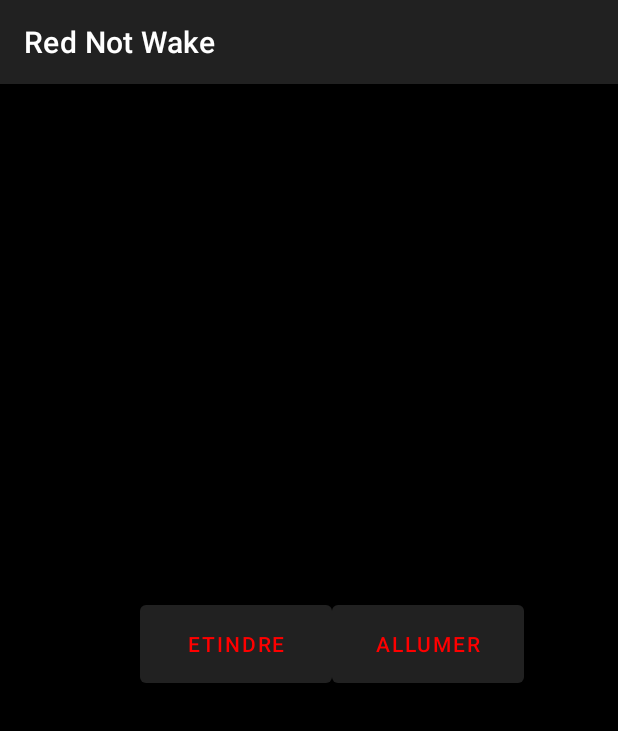
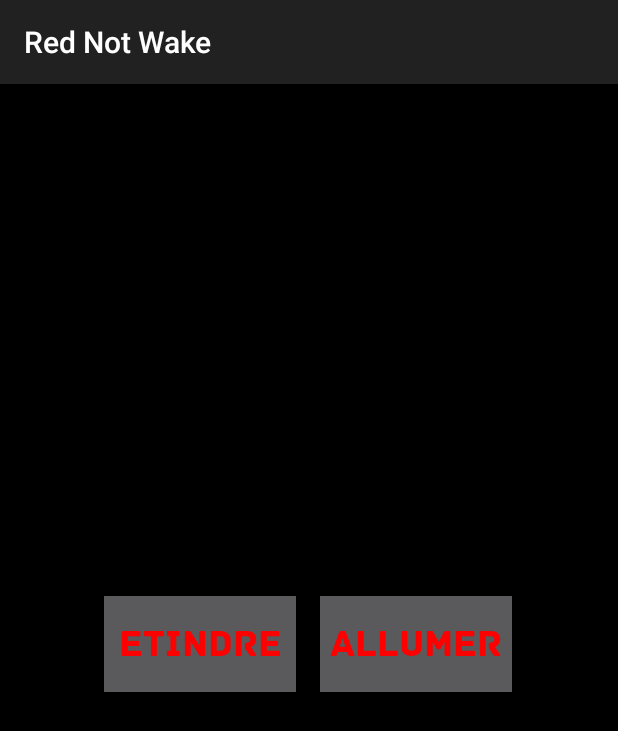
Before and after one commit to RedWillDev/RedNotWake, an Android app: the screen it shows after launch (MainActivity), after a tap on "ALLUMER", on a phone screen of 412 x 824 dp. Shown: the top 731 px of the screen. Run offline under Robolectric (Android 15) with nearby library versions, the phone set to English and light mode, and no system bars.

Commit message:
Change Theme

```diff
--- a/app/src/main/java/com/example/first_app/MainActivity.kt
+++ b/app/src/main/java/com/example/first_app/MainActivity.kt
@@ -31,7 +31,7 @@ class MainActivity : AppCompatActivity() {
         sendUDP("TurnOff")
     }
 
-    fun TurnOn(view: android.view.View) {
+    fun TurnOn(view: View) {
         sendUDP("TurnON")
     }
 }
--- a/app/src/main/res/layout/activity_main.xml
+++ b/app/src/main/res/layout/activity_main.xml
@@ -12,30 +12,35 @@
         android:id="@+id/button_on"
         android:layout_width="128sp"
         android:layout_height="64sp"
+        android:background="@color/grey"
+        android:gravity="center"
         android:onClick="TurnOn"
         android:text="@string/TurnOn"
-        android:textColor="@color/red"
         app:layout_constraintBottom_toBottomOf="parent"
-        app:layout_constraintHorizontal_bias="0.78"
+        app:layout_constraintHorizontal_bias="0.752"
         app:layout_constraintLeft_toLeftOf="parent"
         app:layout_constraintRight_toRightOf="parent"
         app:layout_constraintTop_toTopOf="parent"
-        app:layout_constraintVertical_bias="0.485" />
+        app:layout_constraintVertical_bias="0.485"
+        style="@style/DefaultText"
+        />
 
     <Button
         android:id="@+id/button_off"
         android:layout_width="128sp"
         android:layout_height="64sp"
+        android:layout_marginEnd="16dp"
+        android:background="@color/grey"
+        android:gravity="center"
         android:onClick="TurnOff"
         android:text="@string/TurnOff"
-        android:textColor="@color/red"
+        app:layout_constraintBottom_toBottomOf="parent"
         app:layout_constraintEnd_toStartOf="@+id/button_on"
-        tools:layout_editor_absoluteY="324dp"
-        app:layout_constraintBottom_toBottomOf="parent"
         app:layout_constraintHorizontal_bias="0.685"
         app:layout_constraintLeft_toLeftOf="parent"
         app:layout_constraintRight_toRightOf="parent"
         app:layout_constraintTop_toTopOf="parent"
-        app:layout_constraintVertical_bias="0.485"/>
+        app:layout_constraintVertical_bias="0.485"
+        style="@style/DefaultText"/>
 
 </androidx.constraintlayout.widget.ConstraintLayout>
--- a/app/src/main/res/values-night/themes.xml
+++ b/app/src/main/res/values-night/themes.xml
@@ -1,12 +1,16 @@
 <resources xmlns:tools="http://schemas.android.com/tools">
     <!-- Base application theme. -->
-    <style name="Theme.First_App" parent="Theme.MaterialComponents.DayNight.DarkActionBar">
+    <style name="Theme.First_App" parent="Theme.AppCompat">
         <!-- Primary brand color. -->
         <item name="colorOnPrimary">@color/black</item>
         <!-- Secondary brand color. -->
         <item name="colorOnSecondary">@color/red</item>
         <!-- Status bar color. -->
-        <item name="android:statusBarColor" tools:targetApi="l">?attr/colorPrimaryVariant</item>
+        <item name="android:statusBarColor" tools:targetApi="l">@color/red</item>
         <!-- Customize your theme here. -->
     </style>
+
+
+
+
 </resources>
--- a/app/src/main/res/values/strings.xml
+++ b/app/src/main/res/values/strings.xml
@@ -1,7 +1,7 @@
 <resources>
     <string name="app_name">Red Not Wake</string>
     <string name="BackColorButton">BackButt</string>
-    <string name="TurnOff">Etindre</string>
-    <string name="TurnOn">Allumer</string>
+    <string name="TurnOff">ETINDRE</string>
+    <string name="TurnOn">ALLUMER</string>
 
 </resources>
--- a/app/src/main/res/values/themes.xml
+++ b/app/src/main/res/values/themes.xml
@@ -1,6 +1,6 @@
 <resources xmlns:tools="http://schemas.android.com/tools">
     <!-- Base application theme. -->
-    <style name="Theme.First_App" parent="Theme.MaterialComponents.DayNight.DarkActionBar">
+    <style name="Theme.First_App" parent="Theme.AppCompat">
         <!-- Primary brand color. -->
         <item name="colorOnPrimary">@color/black</item>
         <!-- Secondary brand color. -->
@@ -10,6 +10,14 @@
         <!-- Customize your theme here. -->
     </style>
 
+    <style name="DefaultText">
 
+        <item name="android:textColor">@color/red</item>
+
+        <item name="android:textSize">25sp</item>
+
+        <item name="android:fontFamily">@font/archive</item>
+
+    </style>
 
 </resources>
```
Also changed, not shown: app/src/main/res/font/archive.otf (added), app/src/main/res/font/mont.otf (added).
